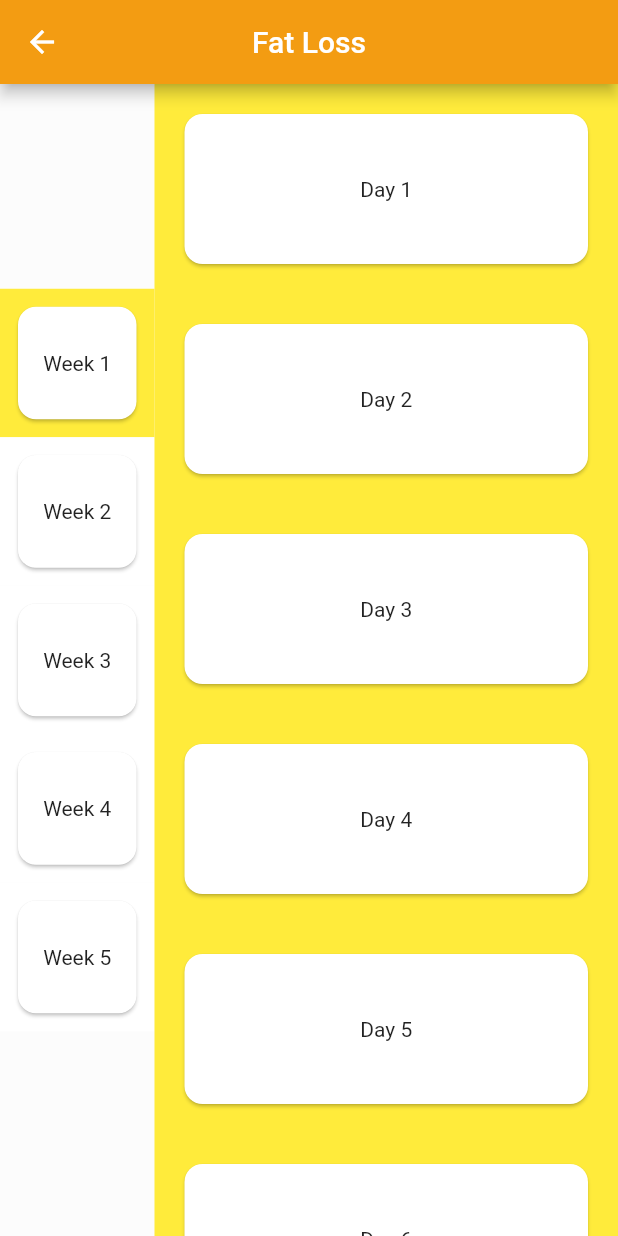
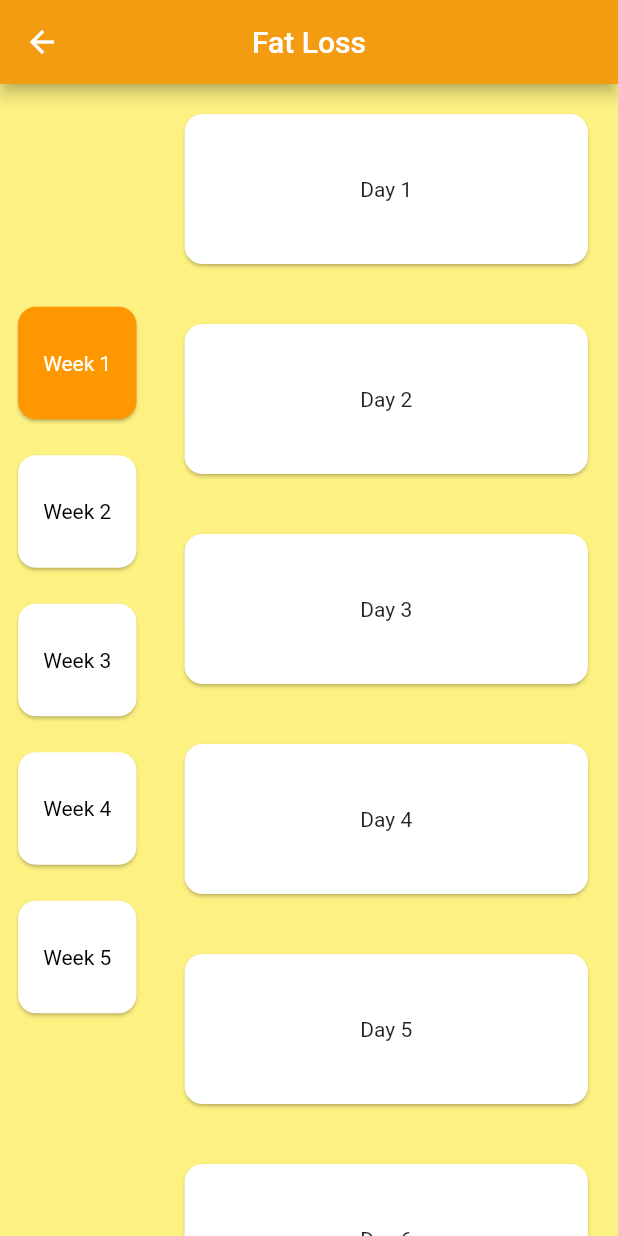
Before and after one commit to gat786/iwbf, a Flutter app: the screen it shows after launch, after a tap on "Fat Loss", on a phone screen of 412 x 824 dp. Run offline on Flutter 3.47's test engine with Material 2 defaults, Android fonts, the phone set to English and light mode, and no system bars; our stand-ins replace flutter_svg; network calls fail.

Commit message:
design homepage changed

```diff
--- a/lib/main.dart
+++ b/lib/main.dart
@@ -1,7 +1,8 @@
 import 'package:flutter/material.dart';
+import 'package:iwbf/pages/detailed_day_view.dart';
 
 import 'package:iwbf/pages/fitness_schemes.dart';
-import 'package:iwbf/pages/homepage.dart';
+import 'package:iwbf/pages/splashscreen.dart';
 
 void main() => runApp(MyApp());
 
@@ -13,12 +14,6 @@ class MyApp extends StatelessWidget {
 
       debugShowCheckedModeBanner: false,
 
-      title: 'Flutter Demo',
-
-      theme: ThemeData(
-        primarySwatch: Colors.blue,
-      ),
-
       home: HomePage(),
 
       routes: <String,WidgetBuilder> {
--- a/lib/pages/fitness_schemes.dart
+++ b/lib/pages/fitness_schemes.dart
@@ -1,5 +1,6 @@
 import 'package:flutter/material.dart';
 import 'package:flutter_svg/flutter_svg.dart';
+import 'package:iwbf/data/colors.dart';
 import 'package:iwbf/pages/scheduler.dart';
 
 
@@ -13,24 +14,76 @@ class FitnessScheme extends StatefulWidget {
 
 var message = "some random facts about the activity that is to be done in the program";
 
-Color cardTitleTextColor = Color.fromARGB(255, 231, 76, 60);
 
 class _FitnessSchemeState extends State<FitnessScheme> {
   @override
   Widget build(BuildContext context) {
     return Scaffold(
-        appBar: AppBar(
-          title: Text("Select Course"),
-          centerTitle: true,
-          backgroundColor: Color.fromARGB(255,243, 156, 18),
-          automaticallyImplyLeading: false,
-        ),
+        // appBar: AppBar(
+        //   title: Text("Select Course"),
+        //   centerTitle: true,
+        //   backgroundColor: Color.fromARGB(255,243, 156, 18),
+        //   automaticallyImplyLeading: false,
+        // ),
         body: MaterialApp(
         debugShowCheckedModeBanner: false,
         home: Material(
-          child: ListView(
+          color: Colors.yellowAccent.withOpacity(0.6),
+          child: Stack(
+            children: [
+
+              Container(
+
+                height: MediaQuery.of(context).size.height / 2 - 100,
+                width: MediaQuery.of(context).size.width,
+
+                decoration: BoxDecoration(
+                  borderRadius: BorderRadius.only(
+                    bottomLeft: Radius.circular(16.0),
+                    bottomRight: Radius.circular(16.0),
+                  ),
+                  color: Colors.deepOrange,
+                ),
+
+                child: Padding(
+                  padding: EdgeInsets.only(top:50.0,left: 16.0),
+                  child: Column(
+                    mainAxisSize: MainAxisSize.max,
+                    children: <Widget>[
+
+                      Text(
+                        "I WILL BE FIT",
+                        style: TextStyle(
+                          color: Colors.white,
+                          fontSize: 32.0,
+                          fontWeight: FontWeight.bold
+                        ),
+                      ),
+
+                      Padding(
+                        padding: const EdgeInsets.only(top: 16.0),
+                        child: Text(
+                          "Choose Your Preferred Course",
+                          style: TextStyle(
+                              color: Colors.white,
+                              fontSize: 16.0,
+                              fontWeight: FontWeight.normal
+                          ),
+                        ),
+                      ),
+
+                    ],
+                  ),
+                ),
+
+              ),
+
+
+              Column(
+                mainAxisAlignment: MainAxisAlignment.center,
 
                 children: <Widget>[
+
 
                   cardWidget(
                     context,
@@ -79,6 +132,9 @@ class _FitnessSchemeState extends State<FitnessScheme> {
 
                 ],
               ),
+
+            ],
+          ),
         ),
       ),
     );
@@ -88,20 +144,24 @@ class _FitnessSchemeState extends State<FitnessScheme> {
 
 Widget cardWidget(context,callback,{imagePath:null,cardTitle:null,message:null}){
   return  Container(
-    height: 180.0,
+    height: 120.0,
     width: MediaQuery.of(context).size.width,
     padding: EdgeInsets.only(left: 10.0,right: 10.0,bottom: 10.0),
     child: Card(
       shape: RoundedRectangleBorder(
-        borderRadius: BorderRadius.circular(8.0)
+        borderRadius: BorderRadius.circular(16.0)
       ),
       child: InkWell(
           child: Row(
           children: <Widget>[
             Container(
-              padding: EdgeInsets.all(25.0),
+              padding: EdgeInsets.all(8.0),
               width: 150.0,
-              child: SvgPicture.asset(imagePath,width: 100,color: Color.fromARGB( 255, 241, 196, 15 ),),
+              child: SvgPicture.asset(
+                imagePath,
+                width: 100,
+                color: Colors.redAccent,
+              ),
             ),
 
             Container(
@@ -115,22 +175,21 @@ Widget cardWidget(context,callback,{imagePath:null,cardTitle:null,message:null})
                     style: TextStyle(
                       fontSize: 24.0,
                       fontFamily: 'Lato',
-                      color: cardTitleTextColor
                       ),
                     textAlign: TextAlign.center,
                   ),
 
-                  Padding(
-                    padding: const EdgeInsets.only(top: 20.0),
-                    child: Text(
-                      message,
-                      textAlign: TextAlign.center,
-                       style: TextStyle(
-                         fontFamily: 'Lato',
-                         color: Colors.black54
-                       ),
-                    ),
-                  )
+//                  Padding(
+//                    padding: const EdgeInsets.only(top: 20.0),
+//                    child: Text(
+//                      message,
+//                      textAlign: TextAlign.center,
+//                       style: TextStyle(
+//                         fontFamily: 'Lato',
+//                         color: Colors.black54
+//                       ),
+//                    ),
+//                  )
 
                 ],
               ),
--- a/lib/pages/scheduler.dart
+++ b/lib/pages/scheduler.dart
@@ -1,5 +1,6 @@
 import 'package:flutter/material.dart';
 import 'package:iwbf/data/colors.dart';
+import 'package:iwbf/pages/detailed_day_view.dart';
 
 var weekNumber = 1;
 
@@ -33,6 +34,7 @@ class SchedulerState extends State<Scheduler> {
         centerTitle: true,
       ),
       body: Material(
+        color: Colors.yellow.withAlpha(160),
         child: Container(
           child: Row(
             children: <Widget>[
@@ -40,15 +42,23 @@ class SchedulerState extends State<Scheduler> {
 
 
               Expanded(
-                child: Container(
-                  color: Colors.white30,
+                child:Container(
+
                   child: Column(
 
                     children: cardsListForWeek(context,weekNumber),
                     mainAxisAlignment: MainAxisAlignment.center,
 
                   ),
+
+                  decoration: BoxDecoration(
+                    borderRadius: BorderRadius.circular(16.0),
+
+
+                  ),
+
                 ),
+
                 flex: 1,
               ),
 
@@ -56,7 +66,7 @@ class SchedulerState extends State<Scheduler> {
 
               Expanded(
                 child: Container(
-                  color: Colors.yellow,
+
                   child: ListView(
 
                     children: daysCardList
@@ -92,7 +102,7 @@ class SchedulerState extends State<Scheduler> {
 
   Widget cardForWeek(context,weekNumber,{selected}){
     return Container(
-      color: (selected)?Colors.yellow:Colors.white,
+
       child: Padding(
         padding: const EdgeInsets.all(8.0),
         child: Card(
@@ -105,13 +115,19 @@ class SchedulerState extends State<Scheduler> {
             child: Container(
               height: 75.0,
               child: Center(
-                child: Text("Week $weekNumber"),
+                child: Text(
+                    "Week $weekNumber",
+                  style: TextStyle(
+                    color: (selected)?Colors.white:Colors.black,
+                  ),
+                ),
               ),
             ),
             onTap: (){
               recalculateDaysCardList(context,weekNumber);
             },
           ),
+            color: (selected)?Colors.orange:Colors.white,
 
 
         ),
@@ -152,7 +168,7 @@ class SchedulerState extends State<Scheduler> {
             ),
           ),
           onTap: (){
-
+            Navigator.of(context).push(MaterialPageRoute(builder: (BuildContext context)=> DetailedView(dayNumber: dayNumber,courseName: widget.courseType,) ));
           },
         ),
       ),
```
Also changed, not shown: lib/pages/detailed_day_view.dart (added, +172 -0 lines), lib/pages/weekly_plan.dart (added, +69 -0 lines), lib/pages/splashscreen.dart (renamed from lib/pages/homepage.dart). Lines whose indentation alone changed are shown as unchanged.
